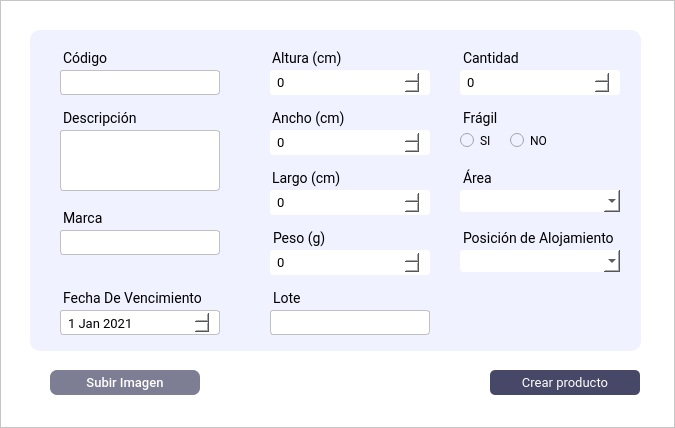
This is Interfaces/main/Ui/nuevo_producto_ui.ui in juanignaciocansillieri/bullsoft as Qt 5 draws it before an edit. The edited form follows.
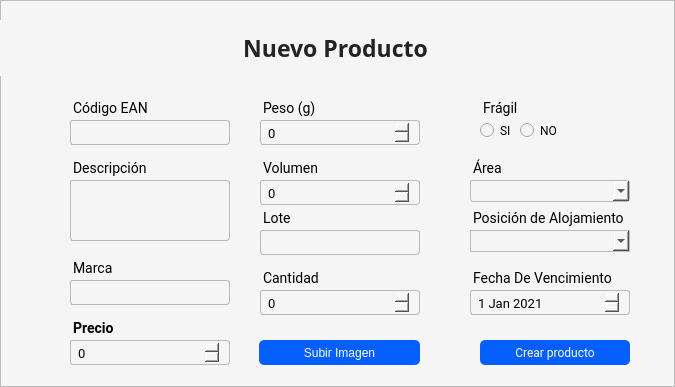
This is the edited form.

Patch:
```diff
--- a/Interfaces/main/Ui/nuevo_producto_ui.ui
+++ b/Interfaces/main/Ui/nuevo_producto_ui.ui
@@ -7,7 +7,7 @@
     <x>0</x>
     <y>0</y>
     <width>675</width>
-    <height>428</height>
+    <height>387</height>
    </rect>
   </property>
   <property name="windowTitle">
@@ -48,7 +48,7 @@
        </size>
       </property>
       <property name="styleSheet">
-       <string notr="true">background: #fff;
+       <string notr="true">background: #f5f5f5;
 </string>
       </property>
       <property name="frameShape">
@@ -57,191 +57,78 @@
       <property name="frameShadow">
        <enum>QFrame::Raised</enum>
       </property>
-      <widget class="QFrame" name="frame_3">
+      <widget class="QPushButton" name="crearprod_btn">
        <property name="geometry">
         <rect>
-         <x>30</x>
-         <y>30</y>
-         <width>611</width>
-         <height>321</height>
+         <x>480</x>
+         <y>340</y>
+         <width>150</width>
+         <height>25</height>
+        </rect>
+       </property>
+       <property name="font">
+        <font>
+         <family>Roboto</family>
+        </font>
+       </property>
+       <property name="cursor">
+        <cursorShape>PointingHandCursor</cursorShape>
+       </property>
+       <property name="styleSheet">
+        <string notr="true">QPushButton{
+background-color: #055ffc;
+color:#fff;
+border-radius: 5px;
+text-align:center;
+}
+
+QPushButton:hover{
+
+}</string>
+       </property>
+       <property name="text">
+        <string>Crear producto</string>
+       </property>
+      </widget>
+      <widget class="QPushButton" name="subirFoto_btn">
+       <property name="geometry">
+        <rect>
+         <x>259</x>
+         <y>340</y>
+         <width>161</width>
+         <height>25</height>
         </rect>
        </property>
        <property name="maximumSize">
         <size>
          <width>16777215</width>
-         <height>400</height>
-        </size>
-       </property>
-       <property name="styleSheet">
-        <string notr="true">border-radius: 10px;
-background-color: rgb(240, 242, 255);
-</string>
-       </property>
-       <property name="frameShape">
-        <enum>QFrame::StyledPanel</enum>
-       </property>
-       <property name="frameShadow">
-        <enum>QFrame::Raised</enum>
-       </property>
-       <widget class="QLabel" name="label_cantidad">
-        <property name="geometry">
-         <rect>
-          <x>420</x>
-          <y>10</y>
-          <width>158</width>
-          <height>27</height>
-         </rect>
-        </property>
-        <property name="maximumSize">
-         <size>
-          <width>500</width>
           <height>16777215</height>
          </size>
         </property>
-        <property name="font">
-         <font>
-          <family>Roboto</family>
-          <pointsize>-1</pointsize>
-         </font>
+       <property name="cursor">
+        <cursorShape>PointingHandCursor</cursorShape>
         </property>
         <property name="styleSheet">
-         <string notr="true">font-family: Roboto;
-font-size: 14px;
-margin-top:10px;
-margin-left:10px
+        <string notr="true">QPushButton{
+background-color: #055ffc;
+color:#fff;
+border-radius: 5px;
+text-align:center;
+}
 
-</string>
-        </property>
-        <property name="text">
-         <string>Cantidad</string>
-        </property>
-       </widget>
-       <widget class="QLabel" name="label_ancho">
-        <property name="geometry">
-         <rect>
-          <x>229</x>
-          <y>70</y>
-          <width>90</width>
-          <height>27</height>
-         </rect>
-        </property>
-        <property name="maximumSize">
-         <size>
-          <width>90</width>
-          <height>16777215</height>
-         </size>
-        </property>
-        <property name="font">
-         <font>
-          <family>Roboto</family>
-          <pointsize>-1</pointsize>
-         </font>
-        </property>
-        <property name="styleSheet">
-         <string notr="true">font-family: Roboto;
-font-size: 14px;
-color: #000;
-margin-top:10px;
-margin-left:10px
+QPushButton:hover{
 
-</string>
+}</string>
         </property>
         <property name="text">
-         <string>Ancho (cm)</string>
-        </property>
-       </widget>
-       <widget class="QLabel" name="label_ubicacion">
-        <property name="geometry">
-         <rect>
-          <x>20</x>
-          <y>70</y>
-          <width>91</width>
-          <height>27</height>
-         </rect>
-        </property>
-        <property name="font">
-         <font>
-          <family>Roboto</family>
-          <pointsize>-1</pointsize>
-         </font>
-        </property>
-        <property name="styleSheet">
-         <string notr="true">font-family: Roboto;
-font-size: 14px;
-margin-top:10px;
-margin-left:10px
-
-</string>
-        </property>
-        <property name="text">
-         <string>Descripción</string>
-        </property>
-       </widget>
-       <widget class="QLabel" name="label_altura">
-        <property name="geometry">
-         <rect>
-          <x>229</x>
-          <y>10</y>
-          <width>90</width>
-          <height>27</height>
-         </rect>
-        </property>
-        <property name="maximumSize">
-         <size>
-          <width>90</width>
-          <height>16777215</height>
-         </size>
-        </property>
-        <property name="font">
-         <font>
-          <family>Roboto</family>
-          <pointsize>-1</pointsize>
-         </font>
-        </property>
-        <property name="styleSheet">
-         <string notr="true">font-family: Roboto;
-font-size: 14px;
-margin-top:10px;
-margin-left:10px
-
-</string>
-        </property>
-        <property name="text">
-         <string>Altura (cm)</string>
-        </property>
-       </widget>
-       <widget class="QLabel" name="label_codigo">
-        <property name="geometry">
-         <rect>
-          <x>20</x>
-          <y>10</y>
-          <width>101</width>
-          <height>27</height>
-         </rect>
-        </property>
-        <property name="font">
-         <font>
-          <family>Roboto</family>
-          <pointsize>-1</pointsize>
-         </font>
-        </property>
-        <property name="styleSheet">
-         <string notr="true">font-family: Roboto;
-font-size: 14px;
-margin-top:10px;
-margin-left:10px
-
-</string>
-        </property>
-        <property name="text">
-         <string>Código</string>
+        <string>Subir Imagen</string>
         </property>
        </widget>
        <widget class="QLineEdit" name="codigo_input">
         <property name="geometry">
          <rect>
-          <x>20</x>
-          <y>40</y>
+         <x>60</x>
+         <y>120</y>
           <width>170</width>
           <height>25</height>
          </rect>
@@ -260,8 +147,7 @@
         </property>
         <property name="styleSheet">
          <string notr="true">QLineEdit{
-background-color: #fff;
-border: 0.5px solid #c1c1c1;
+border: 1px solid #b8b9bd;
 border-radius: 3px;
 padding: 4 5px;
 color: #e9e9;
@@ -279,44 +165,11 @@
          <string/>
         </property>
        </widget>
-       <widget class="QLabel" name="label_lote">
-        <property name="geometry">
-         <rect>
-          <x>230</x>
-          <y>250</y>
-          <width>154</width>
-          <height>27</height>
-         </rect>
-        </property>
-        <property name="maximumSize">
-         <size>
-          <width>154</width>
-          <height>16777215</height>
-         </size>
-        </property>
-        <property name="font">
-         <font>
-          <family>Roboto</family>
-          <pointsize>-1</pointsize>
-         </font>
-        </property>
-        <property name="styleSheet">
-         <string notr="true">font-family: Roboto;
-font-size: 14px;
-margin-top:10px;
-margin-left:10px
-
-</string>
-        </property>
-        <property name="text">
-         <string>Lote</string>
-        </property>
-       </widget>
        <widget class="QLabel" name="label_peso">
         <property name="geometry">
          <rect>
-          <x>230</x>
-          <y>190</y>
+         <x>250</x>
+         <y>90</y>
           <width>71</width>
           <height>27</height>
          </rect>
@@ -339,13 +192,13 @@
          <string>Peso (g)</string>
         </property>
        </widget>
-       <widget class="QLabel" name="label_marca">
+      <widget class="QRadioButton" name="fragil_no">
         <property name="geometry">
          <rect>
-          <x>20</x>
-          <y>170</y>
-          <width>100</width>
-          <height>27</height>
+         <x>520</x>
+         <y>120</y>
+         <width>41</width>
+         <height>21</height>
          </rect>
         </property>
         <property name="font">
@@ -356,28 +209,70 @@
         </property>
         <property name="styleSheet">
          <string notr="true">font-family: Roboto;
-font-size: 14px;
-margin-top:10px;
-margin-left:10px
-
-</string>
+font-size: 12px;</string>
         </property>
         <property name="text">
-         <string>Marca</string>
-        </property>
-       </widget>
-       <widget class="QLabel" name="label_largo">
+        <string>NO</string>
+       </property>
+       <property name="iconSize">
+        <size>
+         <width>30</width>
+         <height>30</height>
+        </size>
+       </property>
+      </widget>
+      <widget class="QLineEdit" name="marca_input">
         <property name="geometry">
          <rect>
-          <x>229</x>
-          <y>130</y>
-          <width>90</width>
+         <x>60</x>
+         <y>280</y>
+         <width>170</width>
+         <height>25</height>
+        </rect>
+       </property>
+       <property name="minimumSize">
+        <size>
+         <width>0</width>
+         <height>0</height>
+        </size>
+       </property>
+       <property name="maximumSize">
+        <size>
+         <width>16777215</width>
+         <height>25</height>
+        </size>
+       </property>
+       <property name="styleSheet">
+        <string notr="true">QLineEdit{
+border: 1px solid #b8b9bd;
+border-radius: 3px;
+padding: 4 5px;
+color: #e9e9;
+font-family:Roboto;
+font-size:13px;
+font-weight: 400;
+margin-left: 10px;
+
+
+}
+</string>
+       </property>
+       <property name="placeholderText">
+        <string/>
+       </property>
+      </widget>
+      <widget class="QLabel" name="label_lote">
+       <property name="geometry">
+        <rect>
+         <x>250</x>
+         <y>200</y>
+         <width>154</width>
           <height>27</height>
          </rect>
         </property>
         <property name="maximumSize">
          <size>
-          <width>90</width>
+         <width>154</width>
           <height>16777215</height>
          </size>
         </property>
@@ -396,14 +291,109 @@
 </string>
         </property>
         <property name="text">
-         <string>Largo (cm)</string>
+        <string>Lote</string>
+       </property>
+      </widget>
+      <widget class="QLabel" name="label_ubicacion">
+       <property name="geometry">
+        <rect>
+         <x>60</x>
+         <y>150</y>
+         <width>91</width>
+         <height>27</height>
+        </rect>
+       </property>
+       <property name="font">
+        <font>
+         <family>Roboto</family>
+         <pointsize>-1</pointsize>
+        </font>
+       </property>
+       <property name="styleSheet">
+        <string notr="true">font-family: Roboto;
+font-size: 14px;
+margin-top:10px;
+margin-left:10px
+
+</string>
+       </property>
+       <property name="text">
+        <string>Descripción</string>
+       </property>
+      </widget>
+      <widget class="QComboBox" name="posicion_comboBox">
+       <property name="geometry">
+        <rect>
+         <x>460</x>
+         <y>180</y>
+         <width>170</width>
+         <height>22</height>
+        </rect>
+       </property>
+       <property name="styleSheet">
+        <string notr="true">border: 1px solid #b8b9bd;border-radius: 3px;
+padding: 4 5px;
+color: rgb(0, 0, 0);
+font-family:Roboto;
+font-size:13px;
+font-weight: 400;
+margin-left: 10px;
+</string>
+       </property>
+      </widget>
+      <widget class="QTextEdit" name="descripcion_input">
+       <property name="geometry">
+        <rect>
+         <x>60</x>
+         <y>180</y>
+         <width>170</width>
+         <height>61</height>
+        </rect>
+       </property>
+       <property name="styleSheet">
+        <string notr="true">border: 1px solid #b8b9bd;
+border-radius: 3px;
+padding: 4 5px;
+color: #e9e9;
+font-family:Roboto;
+font-size:13px;
+font-weight: 400;
+margin-left: 10px;
+</string>
+       </property>
+      </widget>
+      <widget class="QSpinBox" name="peso_num">
+       <property name="geometry">
+        <rect>
+         <x>250</x>
+         <y>120</y>
+         <width>170</width>
+         <height>25</height>
+        </rect>
+       </property>
+       <property name="styleSheet">
+        <string notr="true">border: 1px solid #b8b9bd;
+border-radius: 3px;
+padding: 4 5px;
+color: rgb(0, 0, 0);
+font-family:Roboto;
+font-size:13px;
+font-weight: 400;
+margin-left: 10px;
+</string>
+       </property>
+       <property name="minimum">
+        <number>0</number>
+       </property>
+       <property name="maximum">
+        <number>9999</number>
         </property>
        </widget>
        <widget class="QLineEdit" name="lote_input">
         <property name="geometry">
          <rect>
-          <x>230</x>
-          <y>280</y>
+         <x>250</x>
+         <y>230</y>
           <width>170</width>
           <height>25</height>
          </rect>
@@ -422,9 +412,7 @@
         </property>
         <property name="styleSheet">
          <string notr="true">QLineEdit{
-background-color: #fff;
-border: 0.5px solid #c1c1c1;
-border-radius: 3px;
+border: 1px solid #b8b9bd;border-radius: 3px;
 padding: 4 5px;
 color: #e9e9;
 font-family:Roboto;
@@ -445,231 +433,11 @@
          <string/>
         </property>
        </widget>
-       <widget class="QSpinBox" name="peso_num">
-        <property name="geometry">
-         <rect>
-          <x>230</x>
-          <y>220</y>
-          <width>170</width>
-          <height>25</height>
-         </rect>
-        </property>
-        <property name="styleSheet">
-         <string notr="true">background-color: #fff;
-border-radius: 3px;
-padding: 4 5px;
-color: rgb(0, 0, 0);
-font-family:Roboto;
-border: none;
-font-size:13px;
-font-weight: 400;
-margin-left: 10px;
-</string>
-        </property>
-        <property name="minimum">
-         <number>0</number>
-        </property>
-        <property name="maximum">
-         <number>9999</number>
-        </property>
-       </widget>
-       <widget class="QSpinBox" name="altura_num">
-        <property name="geometry">
-         <rect>
-          <x>230</x>
-          <y>40</y>
-          <width>170</width>
-          <height>25</height>
-         </rect>
-        </property>
-        <property name="styleSheet">
-         <string notr="true">background-color: #fff;
-border-radius: 3px;
-padding: 4 5px;
-color: rgb(0, 0, 0);
-font-family:Roboto;
-border: none;
-font-size:13px;
-font-weight: 400;
-margin-left: 10px;
-</string>
-        </property>
-        <property name="minimum">
-         <number>0</number>
-        </property>
-        <property name="maximum">
-         <number>9999</number>
-        </property>
-       </widget>
-       <widget class="QSpinBox" name="ancho_num">
-        <property name="geometry">
-         <rect>
-          <x>230</x>
-          <y>100</y>
-          <width>170</width>
-          <height>25</height>
-         </rect>
-        </property>
-        <property name="styleSheet">
-         <string notr="true">background-color: #fff;
-border-radius: 3px;
-padding: 4 5px;
-color: rgb(0, 0, 0);
-font-family:Roboto;
-border: none;
-font-size:13px;
-font-weight: 400;
-margin-left: 10px;
-</string>
-        </property>
-        <property name="minimum">
-         <number>0</number>
-        </property>
-        <property name="maximum">
-         <number>9999</number>
-        </property>
-       </widget>
-       <widget class="QSpinBox" name="largo_num">
-        <property name="geometry">
-         <rect>
-          <x>230</x>
-          <y>160</y>
-          <width>170</width>
-          <height>25</height>
-         </rect>
-        </property>
-        <property name="styleSheet">
-         <string notr="true">background-color: #fff;
-border-radius: 3px;
-padding: 4 5px;
-color: rgb(0, 0, 0);
-font-family:Roboto;
-border: none;
-font-size:13px;
-font-weight: 400;
-margin-left: 10px;
-</string>
-        </property>
-        <property name="minimum">
-         <number>0</number>
-        </property>
-        <property name="maximum">
-         <number>999</number>
-        </property>
-       </widget>
-       <widget class="QSpinBox" name="cantidad_num">
-        <property name="geometry">
-         <rect>
-          <x>420</x>
-          <y>40</y>
-          <width>170</width>
-          <height>25</height>
-         </rect>
-        </property>
-        <property name="styleSheet">
-         <string notr="true">background-color: #fff;
-border-radius: 3px;
-padding: 4 5px;
-color: rgb(0, 0, 0);
-font-family:Roboto;
-border: none;
-font-size:13px;
-font-weight: 400;
-margin-left: 10px;
-</string>
-        </property>
-        <property name="minimum">
-         <number>0</number>
-        </property>
-        <property name="maximum">
-         <number>9999</number>
-        </property>
-       </widget>
-       <widget class="QLabel" name="label_fragil">
-        <property name="geometry">
-         <rect>
-          <x>420</x>
-          <y>70</y>
-          <width>90</width>
-          <height>27</height>
-         </rect>
-        </property>
-        <property name="maximumSize">
-         <size>
-          <width>90</width>
-          <height>16777215</height>
-         </size>
-        </property>
-        <property name="font">
-         <font>
-          <family>Roboto</family>
-          <pointsize>-1</pointsize>
-         </font>
-        </property>
-        <property name="styleSheet">
-         <string notr="true">font-family: Roboto;
-font-size: 14px;
-margin-top:10px;
-margin-left:10px
-
-</string>
-        </property>
-        <property name="text">
-         <string>Frágil</string>
-        </property>
-       </widget>
-       <widget class="QRadioButton" name="fragil_si">
-        <property name="geometry">
-         <rect>
-          <x>430</x>
-          <y>100</y>
-          <width>51</width>
-          <height>21</height>
-         </rect>
-        </property>
-        <property name="styleSheet">
-         <string notr="true">font-family: Roboto;
-font-size: 12px;
-</string>
-        </property>
-        <property name="text">
-         <string>SI</string>
-        </property>
-        <property name="iconSize">
-         <size>
-          <width>30</width>
-          <height>30</height>
-         </size>
-        </property>
-       </widget>
-       <widget class="QRadioButton" name="fragil_no">
-        <property name="geometry">
-         <rect>
-          <x>480</x>
-          <y>100</y>
-          <width>51</width>
-          <height>21</height>
-         </rect>
-        </property>
-        <property name="styleSheet">
-         <string notr="true">font-family: Roboto;
-font-size: 12px;</string>
-        </property>
-        <property name="text">
-         <string>NO</string>
-        </property>
-        <property name="iconSize">
-         <size>
-          <width>30</width>
-          <height>30</height>
-         </size>
-        </property>
-       </widget>
        <widget class="QLabel" name="label_area">
         <property name="geometry">
          <rect>
-          <x>420</x>
-          <y>130</y>
+         <x>460</x>
+         <y>150</y>
           <width>90</width>
           <height>27</height>
          </rect>
@@ -698,68 +466,18 @@
          <string>Área</string>
         </property>
        </widget>
-       <widget class="QComboBox" name="area_comboBox">
-        <property name="geometry">
-         <rect>
-          <x>420</x>
-          <y>160</y>
-          <width>170</width>
-          <height>22</height>
-         </rect>
-        </property>
-        <property name="styleSheet">
-         <string notr="true">background-color: #fff;
-border-radius: 3px;
-padding: 4 5px;
-color: rgb(0, 0, 0);
-font-family:Roboto;
-border: none;
-font-size:13px;
-font-weight: 400;
-margin-left: 10px;
-</string>
-        </property>
-       </widget>
-       <widget class="QLabel" name="label_vencimiento">
-        <property name="geometry">
-         <rect>
-          <x>20</x>
-          <y>250</y>
-          <width>151</width>
-          <height>27</height>
-         </rect>
-        </property>
-        <property name="font">
-         <font>
-          <family>Roboto</family>
-          <pointsize>-1</pointsize>
-         </font>
-        </property>
-        <property name="styleSheet">
-         <string notr="true">font-family: Roboto;
-font-size: 14px;
-margin-top:10px;
-margin-left:10px
-
-</string>
-        </property>
-        <property name="text">
-         <string>Fecha De Vencimiento</string>
-        </property>
-       </widget>
        <widget class="QDateEdit" name="venc_date">
         <property name="geometry">
          <rect>
-          <x>20</x>
-          <y>280</y>
+         <x>460</x>
+         <y>290</y>
           <width>170</width>
           <height>25</height>
          </rect>
         </property>
         <property name="styleSheet">
          <string notr="true">
-background-color: #fff;
-border: 0.5px solid #c1c1c1;
+border: 1px solid #b8b9bd;
 border-radius: 3px;
 padding: 4 5px;
 color: #000;
@@ -781,96 +499,44 @@
          </datetime>
         </property>
        </widget>
-       <widget class="QLineEdit" name="marca_input">
+      <widget class="QLabel" name="label_cantidad">
         <property name="geometry">
          <rect>
-          <x>20</x>
-          <y>200</y>
-          <width>170</width>
-          <height>25</height>
-         </rect>
-        </property>
-        <property name="minimumSize">
-         <size>
-          <width>0</width>
-          <height>0</height>
-         </size>
-        </property>
+         <x>250</x>
+         <y>260</y>
+         <width>158</width>
+         <height>27</height>
+        </rect>
+       </property>
         <property name="maximumSize">
          <size>
-          <width>16777215</width>
-          <height>25</height>
-         </size>
-        </property>
+         <width>500</width>
+         <height>16777215</height>
+        </size>
+       </property>
+       <property name="font">
+        <font>
+         <family>Roboto</family>
+         <pointsize>-1</pointsize>
+        </font>
+       </property>
         <property name="styleSheet">
-         <string notr="true">QLineEdit{
-background-color: #fff;
-border: 0.5px solid #c1c1c1;
-border-radius: 3px;
-padding: 4 5px;
-color: #e9e9;
-font-family:Roboto;
-font-size:13px;
-font-weight: 400;
-margin-left: 10px;
+        <string notr="true">font-family: Roboto;
+font-size: 14px;
+margin-top:10px;
+margin-left:10px
 
-
-}
 </string>
         </property>
-        <property name="placeholderText">
-         <string/>
-        </property>
-       </widget>
-       <widget class="QTextEdit" name="descripcion_input">
-        <property name="geometry">
-         <rect>
-          <x>20</x>
-          <y>100</y>
-          <width>170</width>
-          <height>61</height>
-         </rect>
-        </property>
-        <property name="styleSheet">
-         <string notr="true">background-color: #fff;
-border: 0.5px solid #c1c1c1;
-border-radius: 3px;
-padding: 4 5px;
-color: #e9e9;
-font-family:Roboto;
-font-size:13px;
-font-weight: 400;
-margin-left: 10px;
-</string>
-        </property>
-       </widget>
-       <widget class="QComboBox" name="posicion_comboBox">
-        <property name="geometry">
-         <rect>
-          <x>420</x>
-          <y>220</y>
-          <width>170</width>
-          <height>22</height>
-         </rect>
-        </property>
-        <property name="styleSheet">
-         <string notr="true">background-color: #fff;
-border-radius: 3px;
-padding: 4 5px;
-color: rgb(0, 0, 0);
-font-family:Roboto;
-border: none;
-font-size:13px;
-font-weight: 400;
-margin-left: 10px;
-</string>
+       <property name="text">
+        <string>Cantidad</string>
         </property>
        </widget>
        <widget class="QLabel" name="label_area_2">
         <property name="geometry">
          <rect>
-          <x>420</x>
-          <y>190</y>
+         <x>460</x>
+         <y>200</y>
           <width>169</width>
           <height>27</height>
          </rect>
@@ -899,79 +565,335 @@
          <string>Posición de Alojamiento</string>
         </property>
        </widget>
-      </widget>
-      <widget class="QPushButton" name="crearprod_btn">
+      <widget class="QComboBox" name="area_comboBox">
        <property name="geometry">
         <rect>
-         <x>490</x>
-         <y>370</y>
-         <width>150</width>
-         <height>25</height>
+         <x>460</x>
+         <y>230</y>
+         <width>170</width>
+         <height>22</height>
         </rect>
        </property>
-       <property name="font">
-        <font>
-         <family>Roboto</family>
-         <pointsize>-1</pointsize>
-        </font>
-       </property>
-       <property name="cursor">
-        <cursorShape>PointingHandCursor</cursorShape>
-       </property>
        <property name="styleSheet">
-        <string notr="true">QPushButton{
-background-color: rgba(71, 71, 103);
-color: #fff;
-border-radius:5px;
+        <string notr="true">border: 1px solid #b8b9bd;padding: 4 5px;
+color: rgb(0, 0, 0);
 font-family:Roboto;
-font-size: 13px
-
-}
-QPushButton:hover{
-background-color: rgba(71, 71, 103,180);
-}</string>
-       </property>
-       <property name="text">
-        <string>Crear producto</string>
-       </property>
-      </widget>
-      <widget class="QPushButton" name="subirFoto_btn">
-       <property name="geometry">
-        <rect>
-         <x>50</x>
-         <y>370</y>
-         <width>150</width>
-         <height>25</height>
-        </rect>
-       </property>
-       <property name="maximumSize">
-        <size>
-         <width>16777215</width>
-         <height>16777215</height>
-        </size>
-       </property>
-       <property name="cursor">
-        <cursorShape>PointingHandCursor</cursorShape>
-       </property>
-       <property name="styleSheet">
-        <string notr="true">QPushButton{
-background-color: rgba(71, 71, 103,180);
-border-radius: 7px;
-padding: 4 10px;
-color: #fff;
-font-family:Roboto;
-border: none;
 font-size:13px;
-font-weight: 500;
-}
-QPushButton:hover{
-background-color: rgba(71, 71, 103);
-color: #fff;
+font-weight: 400;
+margin-left: 10px;
+</string>
+       </property>
+      </widget>
+      <widget class="QLabel" name="label_marca">
+       <property name="geometry">
+        <rect>
+         <x>60</x>
+         <y>250</y>
+         <width>100</width>
+         <height>27</height>
+        </rect>
+       </property>
+       <property name="font">
+        <font>
+         <family>Roboto</family>
+         <pointsize>-1</pointsize>
+        </font>
+       </property>
+       <property name="styleSheet">
+        <string notr="true">font-family: Roboto;
+font-size: 14px;
+margin-top:10px;
+margin-left:10px
 
-}</string>
+</string>
        </property>
        <property name="text">
-        <string>Subir Imagen</string>
+        <string>Marca</string>
+       </property>
+      </widget>
+      <widget class="QRadioButton" name="fragil_si">
+       <property name="geometry">
+        <rect>
+         <x>480</x>
+         <y>120</y>
+         <width>31</width>
+         <height>21</height>
+        </rect>
+       </property>
+       <property name="font">
+        <font>
+         <family>Roboto</family>
+         <pointsize>-1</pointsize>
+        </font>
+       </property>
+       <property name="styleSheet">
+        <string notr="true">font-family: Roboto;
+font-size: 12px;
+background:</string>
+       </property>
+       <property name="text">
+        <string>SI</string>
+       </property>
+       <property name="iconSize">
+        <size>
+         <width>30</width>
+         <height>30</height>
+        </size>
+       </property>
+      </widget>
+      <widget class="QLabel" name="label_codigo">
+       <property name="geometry">
+        <rect>
+         <x>60</x>
+         <y>90</y>
+         <width>101</width>
+         <height>27</height>
+        </rect>
+       </property>
+       <property name="font">
+        <font>
+         <family>Roboto</family>
+         <pointsize>-1</pointsize>
+        </font>
+       </property>
+       <property name="styleSheet">
+        <string notr="true">font-family: Roboto;
+font-size: 14px;
+margin-top:10px;
+margin-left:10px
+
+</string>
+       </property>
+       <property name="text">
+        <string>Código EAN</string>
+       </property>
+      </widget>
+      <widget class="QSpinBox" name="cantidad_num">
+       <property name="geometry">
+        <rect>
+         <x>250</x>
+         <y>290</y>
+         <width>170</width>
+         <height>25</height>
+        </rect>
+       </property>
+       <property name="styleSheet">
+        <string notr="true">border-radius: 3px;
+padding: 4 5px;
+color: rgb(0, 0, 0);
+font-family:Roboto;
+border: 1px solid #b8b9bd;font-size:13px;
+font-weight: 400;
+margin-left: 10px;
+</string>
+       </property>
+       <property name="minimum">
+        <number>0</number>
+       </property>
+       <property name="maximum">
+        <number>9999</number>
+       </property>
+      </widget>
+      <widget class="QLabel" name="label_vencimiento">
+       <property name="geometry">
+        <rect>
+         <x>460</x>
+         <y>260</y>
+         <width>161</width>
+         <height>27</height>
+        </rect>
+       </property>
+       <property name="font">
+        <font>
+         <family>Roboto</family>
+         <pointsize>-1</pointsize>
+        </font>
+       </property>
+       <property name="styleSheet">
+        <string notr="true">font-family: Roboto;
+font-size: 14px;
+margin-top:10px;
+margin-left:10px
+
+</string>
+       </property>
+       <property name="text">
+        <string>Fecha De Vencimiento</string>
+       </property>
+      </widget>
+      <widget class="QLabel" name="label_fragil">
+       <property name="geometry">
+        <rect>
+         <x>470</x>
+         <y>90</y>
+         <width>90</width>
+         <height>27</height>
+        </rect>
+       </property>
+       <property name="maximumSize">
+        <size>
+         <width>90</width>
+         <height>16777215</height>
+        </size>
+       </property>
+       <property name="font">
+        <font>
+         <family>Roboto</family>
+         <pointsize>-1</pointsize>
+        </font>
+       </property>
+       <property name="styleSheet">
+        <string notr="true">font-family: Roboto;
+font-size: 14px;
+margin-top:10px;
+margin-left:10px
+
+</string>
+       </property>
+       <property name="text">
+        <string>Frágil</string>
+       </property>
+      </widget>
+      <widget class="QLabel" name="label_lote_2">
+       <property name="geometry">
+        <rect>
+         <x>250</x>
+         <y>150</y>
+         <width>154</width>
+         <height>27</height>
+        </rect>
+       </property>
+       <property name="maximumSize">
+        <size>
+         <width>154</width>
+         <height>16777215</height>
+        </size>
+       </property>
+       <property name="font">
+        <font>
+         <family>Roboto</family>
+         <pointsize>-1</pointsize>
+        </font>
+       </property>
+       <property name="styleSheet">
+        <string notr="true">font-family: Roboto;
+font-size: 14px;
+margin-top:10px;
+margin-left:10px
+
+</string>
+       </property>
+       <property name="text">
+        <string>Volumen</string>
+       </property>
+      </widget>
+      <widget class="QSpinBox" name="num_volumen">
+       <property name="geometry">
+        <rect>
+         <x>250</x>
+         <y>180</y>
+         <width>170</width>
+         <height>25</height>
+        </rect>
+       </property>
+       <property name="styleSheet">
+        <string notr="true">border-radius: 3px;
+padding: 4 5px;
+color: rgb(0, 0, 0);
+font-family:Roboto;
+border: 1px solid #b8b9bd;font-size:13px;
+font-weight: 400;
+margin-left: 10px;
+</string>
+       </property>
+       <property name="minimum">
+        <number>0</number>
+       </property>
+       <property name="maximum">
+        <number>9999</number>
+       </property>
+      </widget>
+      <widget class="QLabel" name="label_5">
+       <property name="geometry">
+        <rect>
+         <x>0</x>
+         <y>20</y>
+         <width>671</width>
+         <height>61</height>
+        </rect>
+       </property>
+       <property name="font">
+        <font>
+         <family>Cairo</family>
+         <pointsize>17</pointsize>
+         <weight>75</weight>
+         <bold>true</bold>
+        </font>
+       </property>
+       <property name="styleSheet">
+        <string notr="true">color: #212325;
+margin-bottom: 5px</string>
+       </property>
+       <property name="text">
+        <string>Nuevo Producto</string>
+       </property>
+       <property name="alignment">
+        <set>Qt::AlignCenter</set>
+       </property>
+      </widget>
+      <widget class="QLabel" name="label_marca_2">
+       <property name="geometry">
+        <rect>
+         <x>60</x>
+         <y>310</y>
+         <width>100</width>
+         <height>27</height>
+        </rect>
+       </property>
+       <property name="font">
+        <font>
+         <family>Roboto</family>
+         <pointsize>-1</pointsize>
+         <weight>75</weight>
+         <bold>true</bold>
+        </font>
+       </property>
+       <property name="styleSheet">
+        <string notr="true">font-family: Roboto;
+font-size: 14px;
+margin-top:10px;
+margin-left:10px
+
+</string>
+       </property>
+       <property name="text">
+        <string>Precio</string>
+       </property>
+      </widget>
+      <widget class="QSpinBox" name="num_precio">
+       <property name="geometry">
+        <rect>
+         <x>60</x>
+         <y>340</y>
+         <width>170</width>
+         <height>25</height>
+        </rect>
+       </property>
+       <property name="styleSheet">
+        <string notr="true">border-radius: 3px;
+padding: 4 5px;
+color: rgb(0, 0, 0);
+font-family:Roboto;
+border: 1px solid #b8b9bd;font-size:13px;
+font-weight: 400;
+margin-left: 10px;
+</string>
+       </property>
+       <property name="minimum">
+        <number>0</number>
+       </property>
+       <property name="maximum">
+        <number>9999</number>
        </property>
       </widget>
      </widget>
```
Left out of the diff: 2 changed lines with no effect on the pictures. Lines whose indentation alone changed are shown as unchanged.
